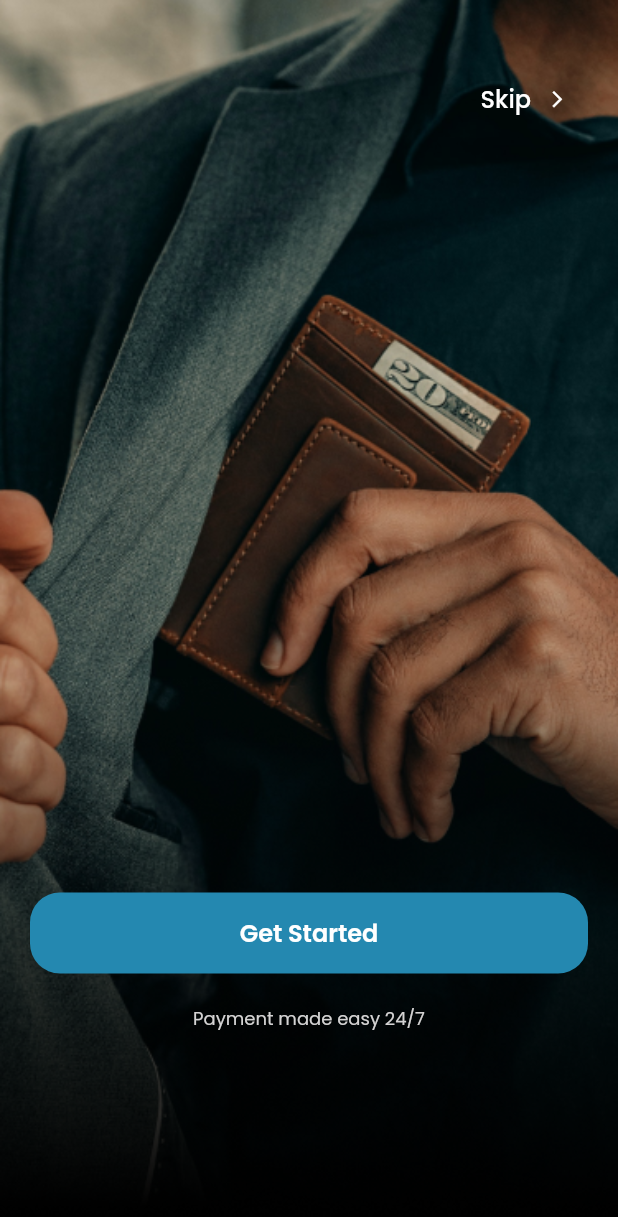
After one commit to sholarrh/compact_pay, a Flutter app: the screen it shows after launch, swiped to page 4, on a phone screen of 412 x 824 dp. The commit adds this screen. Shown: the top 1217 px of the screen. Run offline on Flutter 3.47's test engine with Material 2 defaults, Android fonts, the light colour scheme and no system bars; our stand-ins replace google_fonts, timer_count_down; missing offline and left inert: email_otp.

Commit message:
i and primate COMPLETE

```diff
--- a/lib/main.dart
+++ b/lib/main.dart
@@ -1,8 +1,5 @@
 import 'package:compact_pay/provider/provider.dart';
-import 'package:compact_pay/screens/auth/login.dart';
-
 import 'package:compact_pay/screens/SplashScreen/splashscreen.dart';
-import 'package:compact_pay/screens/onboarding/onboarding.dart';
 import 'package:flutter/material.dart';
 import 'package:google_fonts/google_fonts.dart';
 import 'package:provider/provider.dart';
@@ -30,7 +27,7 @@ class MyApp extends StatelessWidget {
             Theme.of(context).textTheme,
           ),
         ),
-        home: const Login(),
+        home: const SplashScreen(),
       ),);
   }
 }
--- a/lib/screens/onboarding/onboarding.dart
+++ b/lib/screens/onboarding/onboarding.dart
@@ -119,8 +119,8 @@ final List<Map<String, String>> onboardingDetails = <Map<String, String>>[
     "image": "assets/images/onboard3.png",
     "text": "Low cost transaction",
   },
-  // {
-  //   "image": "assets/images/getstarted.png",
-  //   "text": "Get Started",
-  // },
+  {
+    "image": "assets/images/getstarted.png",
+    "text": "Get Started",
+  },
 ];
--- /dev/null
+++ b/lib/screens/onboarding/onboarding2.dart
@@ -0,0 +1,196 @@
+
+
+import 'package:compact_pay/screens/auth/login.dart';
+import 'package:compact_pay/utils/app_colors.dart';
+import 'package:flutter/material.dart';
+
+import '../../widgets/my_text.dart';
+
+class OnBoarding extends StatefulWidget {
+  const OnBoarding({Key? key}) : super(key: key);
+
+  @override
+  _OnBoardingState createState() => _OnBoardingState();
+}
+
+class _OnBoardingState extends State<OnBoarding> {
+
+  int _currentIndex = 0;
+  var currentIndex = 1;
+  final PageController _pageController = PageController();
+
+  @override
+  Widget build(BuildContext context) {
+    return Scaffold(
+      backgroundColor: Colors.white,
+      body: SafeArea(
+        child: Stack(children: [
+          PageView.builder(
+              controller: _pageController,
+              itemCount: tabs.length,
+              itemBuilder: (BuildContext context, int index) {
+                return Stack(
+                  children: [
+                    Container(
+                      decoration:  BoxDecoration(
+                        image: DecorationImage(
+                          image: AssetImage(tabs[index].assetImage),
+                          fit: BoxFit.cover,
+                        ),
+                      ),
+                    ),
+                    _currentIndex <= 2 ? Positioned(
+                      right: 23,
+                      top: 590,
+                      left: 23,
+                      child: MyText(
+                        tabs[index].title,
+                        textAlign: TextAlign.center,
+                        fontSize: 24,
+                        fontWeight: FontWeight.w600,
+                        color: white,),
+                    ) : Positioned(
+                      right: 23,
+                      top: 670,
+                      left: 23,
+                      child: MyText(
+                      tabs[index].title,
+                      textAlign: TextAlign.center,
+                      fontSize: 12,
+                      fontWeight: FontWeight.w400,
+                      color: const Color(0xffD4D3D3),),
+
+                    ),
+
+                    _currentIndex == 3 ? Positioned(
+                        right: 20,
+                        top: 595,
+                        left: 20,
+                        child: Container(
+                          width: double.infinity,
+                          height: 54,
+                          decoration: BoxDecoration(
+                            color: mainBlue,
+                            borderRadius: BorderRadius.circular(20),
+                          ),
+                          child: Center(
+                            child: InkWell(
+                                onTap: () {
+                                  Navigator.push(
+                                    context,
+                                    MaterialPageRoute(
+                                        builder: (context) => const Login()),
+                                  );
+                                },
+                                child:  MyText('Get Started',
+                                  fontSize: 16,
+                                  fontWeight: FontWeight.w600,
+                                  color: white,
+                                ),
+                        ),
+                          ),
+                    ),
+                    )
+                        : const SizedBox(),
+                  ],
+                );
+              },
+              onPageChanged: (value) {
+                _currentIndex = value;
+                if(_currentIndex==0){
+                  //print('do nothing');
+                }
+                else{
+                  currentIndex = _currentIndex + 1;
+                }
+                setState(() {});}
+          ),
+          Positioned(
+            right: 34,
+            top: 54,
+            child:Row(
+              children: [
+                MyText('Skip',
+                  fontWeight: FontWeight.w500,
+                  fontSize: 16,
+                  color: white,
+                ),
+                const SizedBox(width: 11,),
+
+                InkWell(
+                  onTap: () {
+                        Navigator.push(
+                        context,
+                        MaterialPageRoute(
+                        builder: (context) => const Login()),
+                        );
+                      },
+                  child: const Icon(Icons.arrow_forward_ios_outlined,
+                        size: 13,
+                        color: white,
+                      ),
+                ),
+
+              ],
+            ),),
+
+          Positioned(
+              bottom: 100,
+              left: 138,
+              child: _currentIndex <= 2 ?Row(
+                mainAxisAlignment: MainAxisAlignment.center,
+                children: [
+
+                  ...List.generate(
+                    tabs.length,
+                        (index) => Container(
+                      margin: const EdgeInsets.all(10),
+                      height: index == _currentIndex ? 16 : 12,
+                      width: index == _currentIndex ? 16 : 12,
+                      decoration: BoxDecoration(
+                        shape: BoxShape.circle,
+                        color: index == _currentIndex
+                            ? const Color(0xffCECCCC)
+                            : const Color(0xff787676),
+                      ),
+                    ),
+                  ),
+                ],
+              ): const SizedBox()
+          ),
+        ],),
+      ),
+    );
+  }
+}
+
+List<OnboardingModel> tabs = [
+  OnboardingModel(
+      'assets/images/1st splash.png',
+      'Send and receive money \nonline',
+  ),
+  OnboardingModel(
+    'assets/images/onboard2.png',
+    'Pay bills easier and \nfaster',
+
+  ),
+  OnboardingModel(
+    'assets/images/onboard3.png',
+    'Low cost transaction',
+  ),
+  OnboardingModel(
+    'assets/images/getstarted.png',
+    'Payment made easy 24/7',
+  ),
+];
+
+class OnboardingModel {
+  final String assetImage;
+  final String title;
+
+
+  OnboardingModel(
+      this.assetImage,
+      this.title,
+      );
+}
```
Also changed, not shown: lib/screens/Get Started/get_started.dart (deleted, +0 -59 lines), lib/screens/Pages/Login Page/login.dart (deleted, +0 -11 lines), lib/screens/SplashScreen/splashscreen.dart (+5 -4 lines), assets/images/1st splash.png (added).
